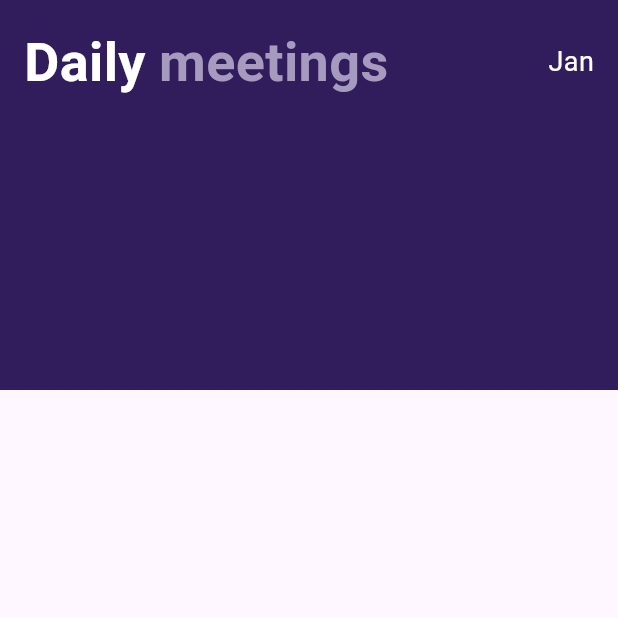
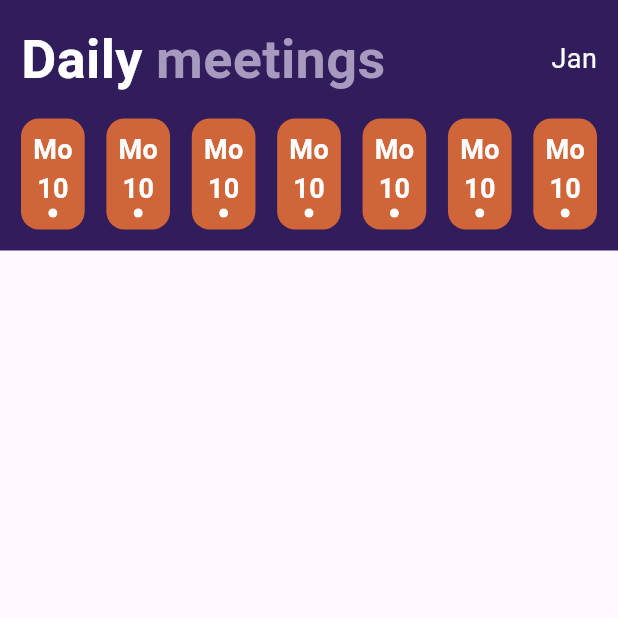
Before and after one commit to croppedeyebrow/flutter_calender_practice, a Flutter app: the HomeView screen opened directly, on a phone screen of 412 x 824 dp, the top half of it. Run offline on Flutter 3.47's test engine with Material 3 defaults, Android fonts, the phone set to English and light mode, and no system bars.

Commit message:
날자 선택바 틀 완성

```diff
--- a/lib/home.dart
+++ b/lib/home.dart
@@ -1,4 +1,5 @@
 import 'package:flutter/material.dart';
+import 'package:flutter/widgets.dart';
 
 class HomeView extends StatefulWidget {
   @override
@@ -6,22 +7,123 @@ class HomeView extends StatefulWidget {
 }
 
 class _HomeViewState extends State<HomeView> {
+  // 선택된 날짜
+
   @override
   Widget build(BuildContext context) {
     return Scaffold(
-      // appBar: AppBar(
-      //   backgroundColor: Colors.blueGrey,
-      //   title: Text('Schedule App'),
-      // ),
       body: SafeArea(
         child: Container(
           color: Color.fromARGB(255, 49, 28, 92),
-          padding: EdgeInsets.all(16.0),
+          padding: EdgeInsets.all(14.0),
           width: MediaQuery.of(context).size.width,
-          height: 260,
+          // height: 260,
           child: Column(
+            mainAxisSize: MainAxisSize.min,
             children: <Widget>[
-              Row(
+              topRow(),
+              Padding(
+                padding: const EdgeInsets.only(top: 14.0),
+                child: Row(
+                  mainAxisAlignment: MainAxisAlignment.spaceBetween,
+                  children: List.generate(
+                    7,
+                    (index) => dateWidget(),
+                  ),
+                ),
+              ), // dateWidget 호출
+            ],
+          ),
+        ),
+      ),
+    );
+  }
+}
+
+// -------------------------------------------------
+///이 부분에서 겪었던 오류, StafulWidget으로 받아야 하는데 StatelessWidget으로 받아서 발생한 오류!!
+///
+// 문제는 StatelessWidget인 dateWidget을 StatefulWidget으로 변경하면서 발생합니다.
+//StatefulWidget은 상태를 가지며, 상태를 변경할 수 있는 위젯입니다. 그러나 StatelessWidget은 한 번 생성되면 상태가 고정되어 있고 변경할 수 없습니다.
+
+// 따라서 StatefulWidget으로 변경하면 해당 위젯이 상태를 가지게 되는데,
+//이 상태를 관리하기 위해서는 StatefulWidget의 State 클래스를 구현해야 합니다.
+// State 클래스를 구현하여 상태를 관리하려면 StatefulWidget과 State 클래스 간의 연결이 필요하며, 이를 위해 StatefulWidget에서는 createState 메소드를 구현해야 합니다.
+
+// 즉, StatefulWidget으로 변경하면서 발생하는 주된 문제는 State 클래스를 구현해야 한다는 것이며,
+// 이를 위해 StatefulWidget과 State 클래스 간의 관계를 설정해주어야 한다는 점입니다. 이 부분을 올바르게 처리하지 않으면 코드가 제대로 동작하지 않을 수 있습니다.
+// -------------------------------------------------
+
+class dateWidget extends StatefulWidget {
+  @override
+  _dateWidgetState createState() => _dateWidgetState();
+}
+
+class _dateWidgetState extends State<dateWidget> {
+  bool selectDate = false;
+  @override
+  Widget build(BuildContext context) {
+    return InkWell(
+      onTap: () {
+        // setState로 상태 변경
+        // 선택된 날짜를 변경
+        // 선택된 날짜가 있을 경우는 false
+        // 없을 경우는 true
+        setState(() {
+          selectDate = !selectDate;
+        });
+      },
+      child: Container(
+        decoration: selectDate
+            // 선택된 날짜가 있을 경우는 색을 채우고
+            // 없을 경우는 null
+            ? null
+            : BoxDecoration(
+                color: Color.fromARGB(255, 209, 101, 58),
+                borderRadius: BorderRadius.circular(12.0),
+              ),
+        padding: EdgeInsets.all(8.0),
+        child: Column(
+          children: [
+            Text(
+              "Mo",
+              style: TextStyle(
+                fontWeight: selectDate ? FontWeight.normal : FontWeight.bold,
+                color: selectDate ? Color(0xff8e7daf) : Colors.white,
+                fontSize: 18,
+              ),
+            ),
+            Text(
+              "10",
+              style: TextStyle(
+                fontWeight: selectDate ? FontWeight.normal : FontWeight.bold,
+                color: selectDate ? Color(0xff8e7daf) : Colors.white,
+                fontSize: 18,
+              ),
+            ),
+            Container(
+              width: 6,
+              height: 6,
+              decoration: BoxDecoration(
+                color: selectDate ? Color(0xff8e7daf) : Colors.white,
+                shape: BoxShape.circle,
+              ),
+            )
+          ],
+        ),
+      ),
+    );
+  }
+}
+
+class topRow extends StatelessWidget {
+  const topRow({
+    super.key,
+  });
+
+  @override
+  Widget build(BuildContext context) {
+    return const Row(
       children: <Widget>[
         Row(
           children: <Widget>[
@@ -48,16 +150,9 @@ class _HomeViewState extends State<HomeView> {
         Text(
           "Jan",
           style: TextStyle(
-                        fontSize: 18,
-                        fontWeight: FontWeight.w400,
-                        color: Colors.white),
+              fontSize: 18, fontWeight: FontWeight.w400, color: Colors.white),
         ),
       ],
-              ),
-            ],
-          ),
-        ),
-      ),
     );
   }
 }
--- a/lib/main.dart
+++ b/lib/main.dart
@@ -1,3 +1,4 @@
+import 'package:callender_practice/home.dart';
 import 'package:flutter/material.dart';
 
 void main() {
@@ -12,11 +13,12 @@ class MyApp extends StatelessWidget {
   Widget build(BuildContext context) {
     return MaterialApp(
       title: 'Flutter Demo',
+      debugShowCheckedModeBanner: false,
       theme: ThemeData(
         colorScheme: ColorScheme.fromSeed(seedColor: Colors.deepPurple),
         useMaterial3: true,
       ),
-      home: const MyHomePage(),
+      home: HomeView(),
     );
   }
 }
@@ -32,10 +34,9 @@ class _MyHomePageState extends State<MyHomePage> {
   @override
   Widget build(BuildContext context) {
     return Scaffold(
-      appBar: AppBar(
-        backgroundColor: Colors.blueGrey,
-        title: Text('Schedule App'),
-      ),
+      // appBar: AppBar(
+
+      // ),
       body: Container(),
     );
   }
```
Also changed, not shown: pubspec.lock. Lines whose indentation alone changed are shown as unchanged.
